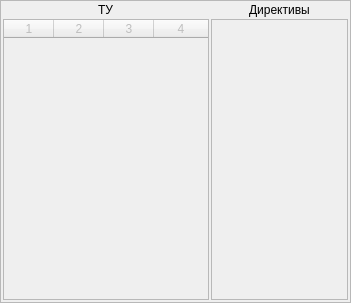
The window that kp_nix/frametu.ui (eugene-pa/armdncqt) describes before a commit, drawn with Qt 5.
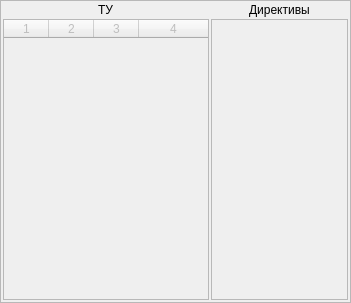
The same window after the commit.

```diff
--- a/kp_nix/frametu.ui
+++ b/kp_nix/frametu.ui
@@ -74,7 +74,7 @@
             <number>4</number>
            </property>
            <attribute name="horizontalHeaderDefaultSectionSize">
-            <number>50</number>
+            <number>45</number>
            </attribute>
            <attribute name="horizontalHeaderStretchLastSection">
             <bool>true</bool>
```
